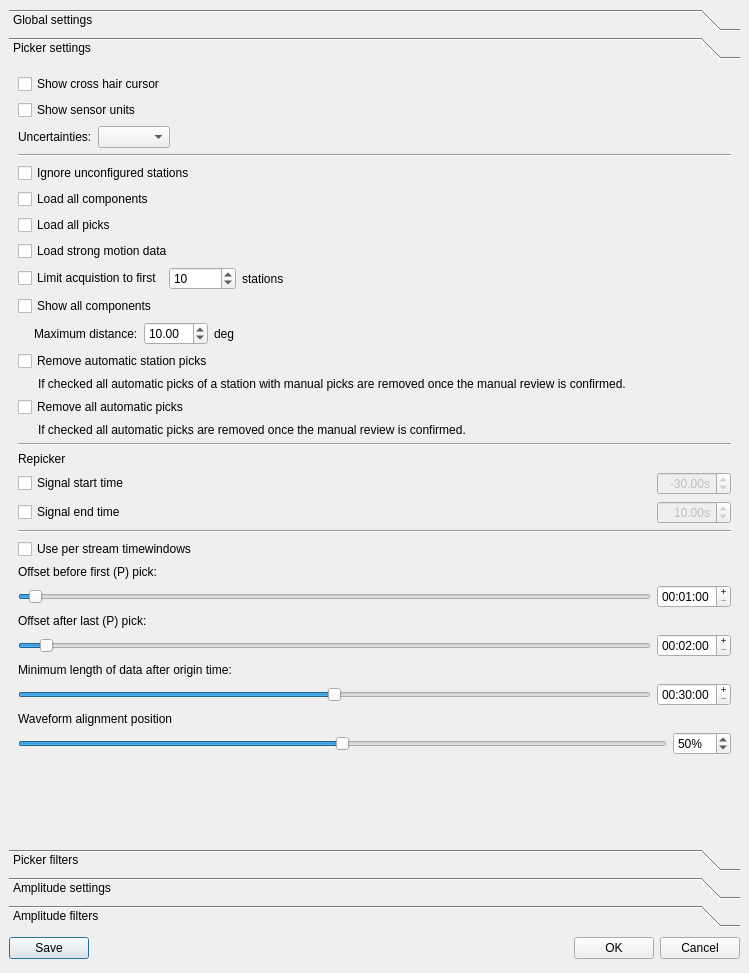
Old version of the form libs/seiscomp/gui/datamodel/pickersettings.ui in the repository SeisComP/common.
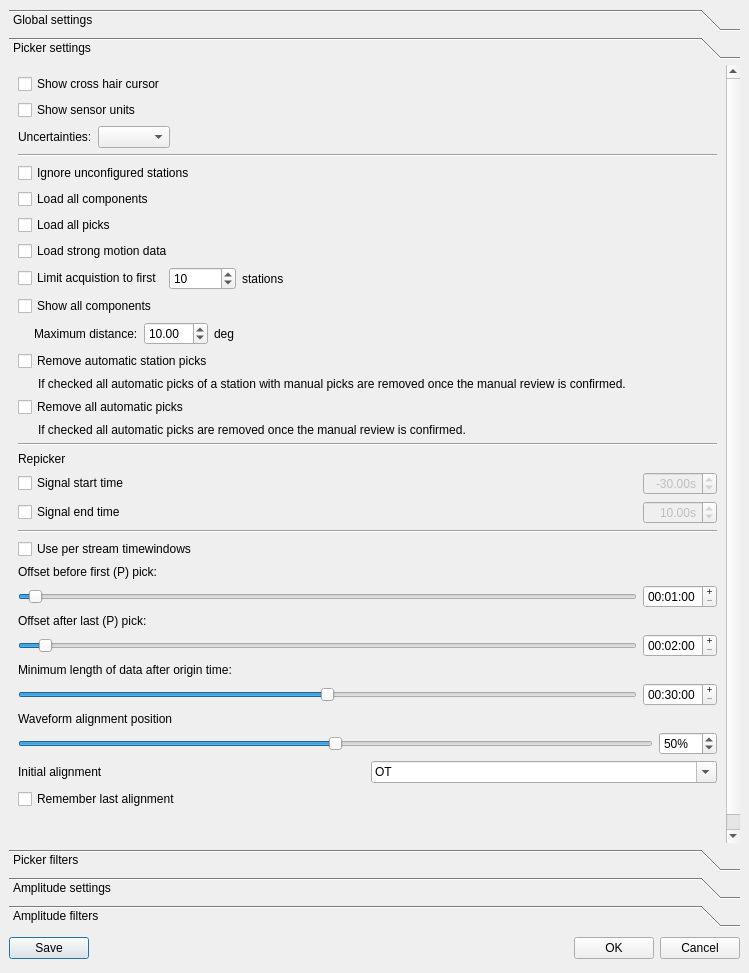
New version of the form. The open tabs and pages were chosen to show the change.

Commit message: [gui] Add configurable initial picker alignment

Diff of the .ui file:
```diff
--- a/libs/seiscomp/gui/datamodel/pickersettings.ui
+++ b/libs/seiscomp/gui/datamodel/pickersettings.ui
@@ -975,6 +975,68 @@
            </item>
           </layout>
          </item>
+         <item>
+          <layout class="QHBoxLayout">
+           <property name="spacing">
+            <number>6</number>
+           </property>
+           <property name="margin">
+            <number>0</number>
+           </property>
+           <item>
+            <widget class="QLabel" name="labelInitialAlignment">
+             <property name="text">
+              <string>Initial alignment</string>
+             </property>
+            </widget>
+           </item>
+           <item>
+            <widget class="QComboBox" name="cbInitialAlignment">
+             <property name="toolTip">
+              <string>The alignment applied when the picker is opened or the default view is restored: OT (origin time), a phase code such as P, S or Pn (picked, automatic or theoretical arrival) or &lt;phase&gt;:ttt (theoretical arrival only).</string>
+             </property>
+             <property name="editable">
+              <bool>true</bool>
+             </property>
+             <item>
+              <property name="text">
+               <string>OT</string>
+              </property>
+             </item>
+             <item>
+              <property name="text">
+               <string>P</string>
+              </property>
+             </item>
+             <item>
+              <property name="text">
+               <string>S</string>
+              </property>
+             </item>
+             <item>
+              <property name="text">
+               <string>P:ttt</string>
+              </property>
+             </item>
+             <item>
+              <property name="text">
+               <string>S:ttt</string>
+              </property>
+             </item>
+            </widget>
+           </item>
+          </layout>
+         </item>
+         <item>
+          <widget class="QCheckBox" name="cbRememberAlignment">
+           <property name="toolTip">
+            <string>Open the picker with the alignment that was active when it was closed last instead of the initial alignment.</string>
+           </property>
+           <property name="text">
+            <string>Remember last alignment</string>
+           </property>
+          </widget>
+         </item>
         </layout>
        </item>
        <item>
```
Left out of the diff: 2 changed lines with no effect on the pictures. The commit also changes 5 other files.
